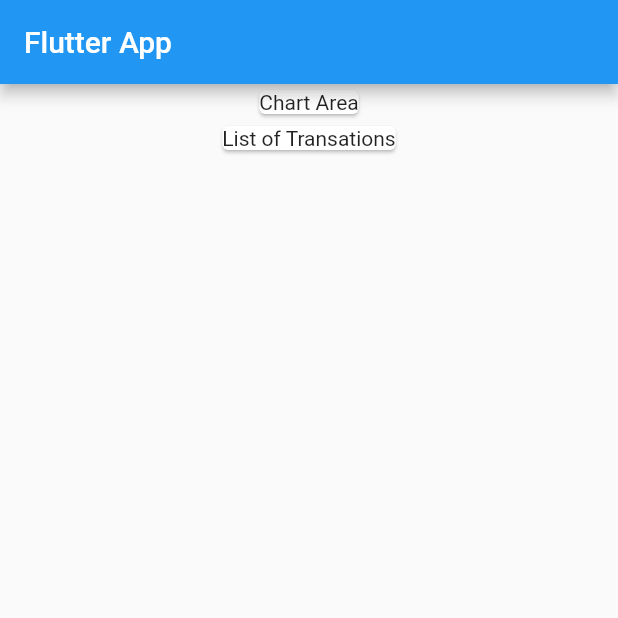
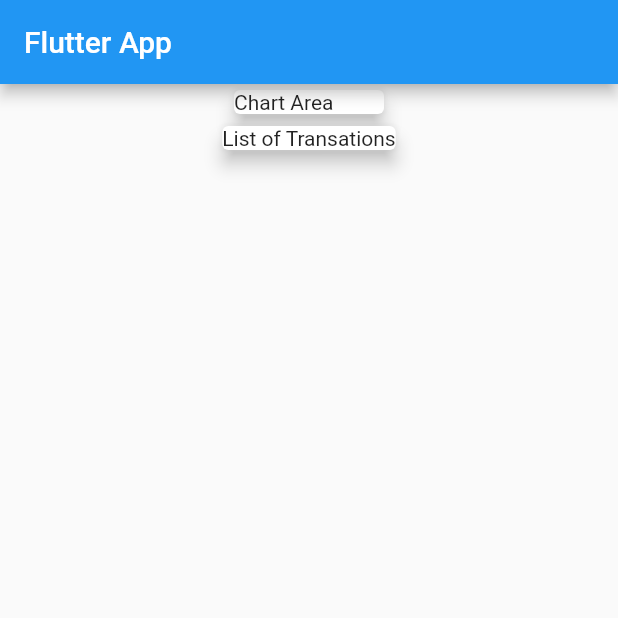
Before and after one commit to kali-dass/flutter_expenses_app_v2, a Flutter app: the screen it shows after launch, on a phone screen of 412 x 824 dp, the top half of it. Run offline on Flutter 3.47's test engine with Material 2 defaults, Android fonts, the light colour scheme and no system bars.

Commit message:
Wrap Card in Container with width

```diff
--- a/lib/main.dart
+++ b/lib/main.dart
@@ -31,10 +31,12 @@
         child: Column(
           children: <Widget>[
             Card(
-              child: Text('Chart Area'),
+              child: Container(width: 100, child: Text('Chart Area')),
+              elevation: 5,
             ),
             Card(
               child: Text('List of Transations'),
+              elevation: 5,
             )
           ],
         ),
```
